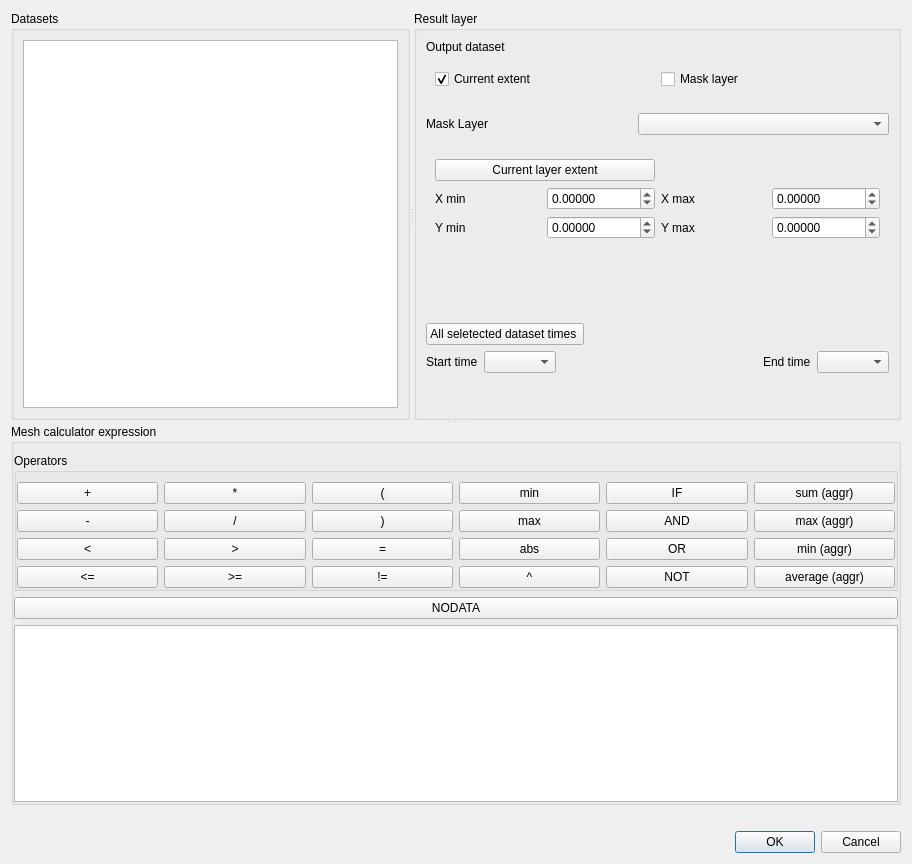
Old version of the form src/ui/mesh/qgsmeshcalculatordialogbase.ui in the repository qgis/QGIS.
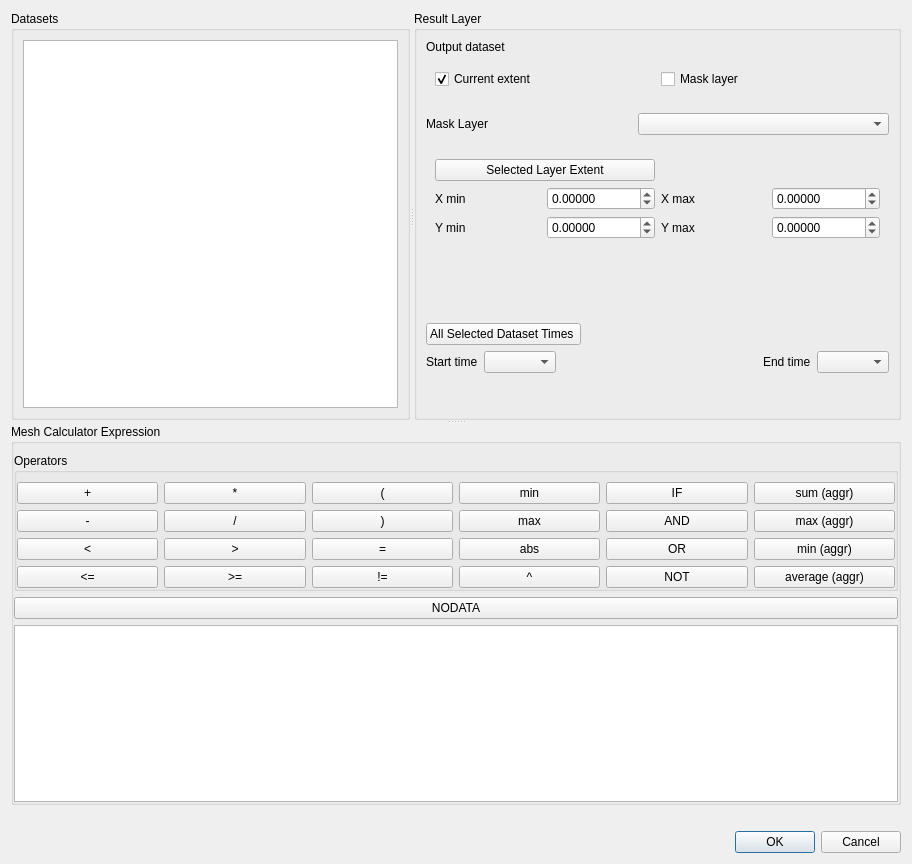
New version of the form. Custom widgets are drawn as their Qt base class.

Commit message:
Mesh (and raster) calculator dialog HIG fixes and standardization
And fix typo and warnings

What changed in the file:
```diff
--- a/src/ui/mesh/qgsmeshcalculatordialogbase.ui
+++ b/src/ui/mesh/qgsmeshcalculatordialogbase.ui
@@ -42,7 +42,7 @@
       </widget>
       <widget class="QGroupBox" name="mResultGroupBox">
        <property name="title">
-        <string>Result layer</string>
+        <string>Result Layer</string>
        </property>
        <layout class="QGridLayout" name="gridLayout_5">
         <item row="8" column="0">
@@ -137,7 +137,7 @@
            <item row="0" column="0" colspan="2">
             <widget class="QPushButton" name="mCurrentLayerExtentButton">
              <property name="text">
-              <string>Current layer extent</string>
+              <string>Selected Layer Extent</string>
              </property>
             </widget>
            </item>
@@ -259,7 +259,7 @@
           <item>
            <widget class="QPushButton" name="mAllTimesButton">
             <property name="text">
-             <string>All seletected dataset times </string>
+             <string>All Selected Dataset Times </string>
             </property>
            </widget>
           </item>
@@ -341,7 +341,7 @@
        <item>
         <widget class="QGroupBox" name="groupBox">
          <property name="title">
-          <string>Mesh calculator expression</string>
+          <string>Mesh Calculator Expression</string>
          </property>
          <layout class="QVBoxLayout" name="verticalLayout_2">
           <property name="leftMargin">
@@ -595,6 +595,11 @@
    <extends>QWidget</extends>
    <header>qgsfilewidget.h</header>
   </customwidget>
+  <customwidget>
+   <class>QgsDoubleSpinBox</class>
+   <extends>QDoubleSpinBox</extends>
+   <header>qgsdoublespinbox.h</header>
+  </customwidget>
  </customwidgets>
  <tabstops>
   <tabstop>mDatasetsListWidget</tabstop>
```
Left out of the diff: 10 changed lines with no effect on the pictures. The commit also changes 3 other files.
